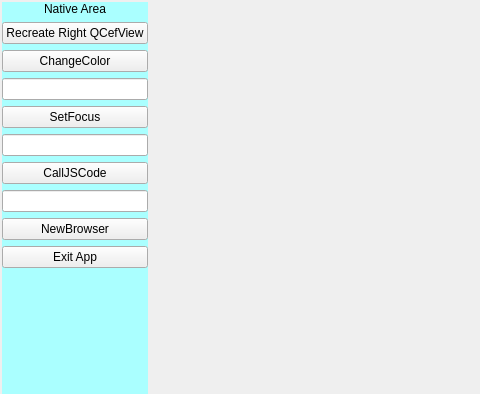
This is example/QCefViewTest/MainWindow.ui in CefView/QCefView as Qt 5 draws it before an edit; both pictures show x 0 to 480 and y 0 to 394 of the 1280 by 900 pixel window. The edited form follows.
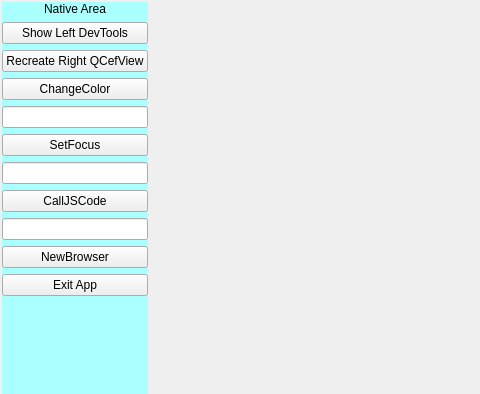
This is the edited form.

```diff
--- a/example/QCefViewTest/MainWindow.ui
+++ b/example/QCefViewTest/MainWindow.ui
@@ -84,6 +84,13 @@
 									</property>
 								</widget>
 							</item>
+							<item>
+								<widget class="QPushButton" name="btn_showDevTools">
+									<property name="text">
+										<string>Show Left DevTools</string>
+									</property>
+								</widget>
+							</item>
 							<item>
 								<widget class="QPushButton" name="btn_reCreate">
 									<property name="text">
```
Left out of the diff: 1 changed line with no effect on the pictures.
